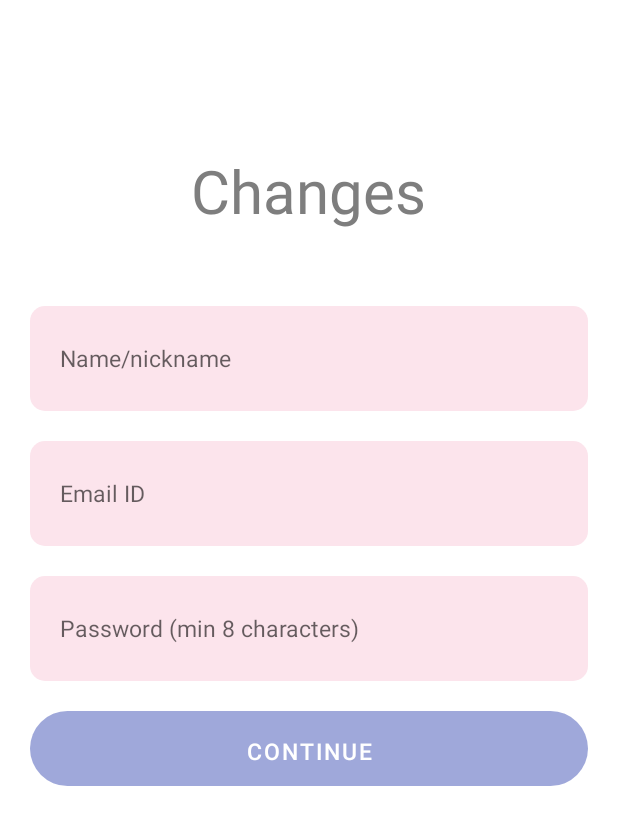
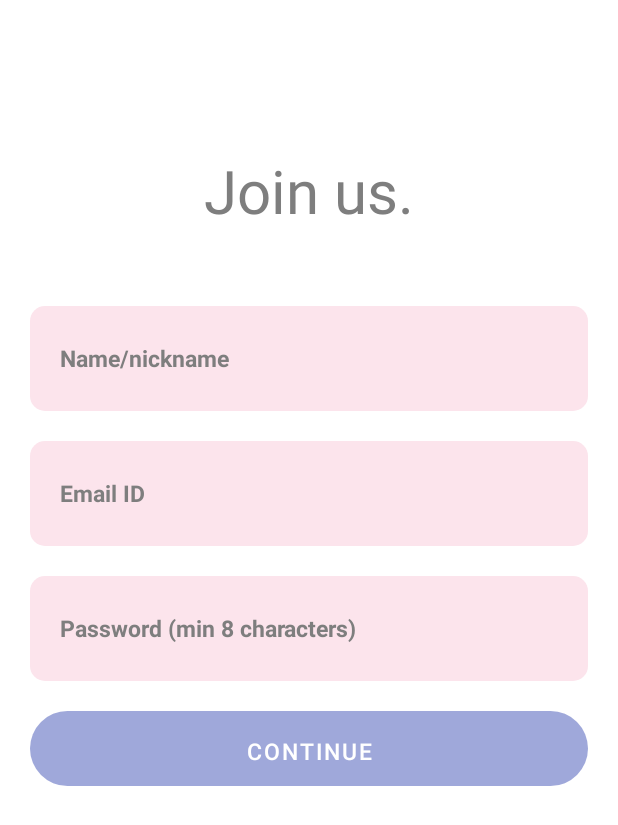
Before and after one commit to Prince-Christopher/Ethereal-1, an Android app: the screen it shows after launch (JoinActivity), on a phone screen of 412 x 824 dp. Shown: the top 825 px of the screen. Run offline under Robolectric (Android 15) with nearby library versions, the phone set to English and light mode, and no system bars.

Commit message:
Commit 1

```diff
--- a/app/src/main/res/layout/activity_join.xml
+++ b/app/src/main/res/layout/activity_join.xml
@@ -16,7 +16,7 @@
             android:layout_height="wrap_content"
             android:layout_gravity="center"
             android:layout_marginTop="100dp"
-            android:text="Changes"
+            android:text="Join us."
             android:textColor="@color/grey"
             android:textSize="40dp" />
 
@@ -27,6 +27,9 @@
             android:background="@drawable/roundedrectangle"
             android:padding="20dp"
             android:textSize="15dp"
+            android:textColor="@color/grey"
+            android:textColorHint="@color/grey"
+            android:textStyle="bold"
             android:hint="Name/nickname"
             android:layout_gravity="center"
             android:layout_marginStart="20dp"
@@ -40,6 +43,9 @@
             android:padding="20dp"
             android:hint="Email ID"
             android:textSize="15dp"
+            android:textColorHint="@color/grey"
+            android:textColor="@color/grey"
+            android:textStyle="bold"
             android:layout_gravity="center"
             android:layout_marginStart="20dp"
             android:layout_marginEnd="20dp"
@@ -52,6 +58,9 @@
             android:padding="20dp"
             android:hint="Password (min 8 characters)"
             android:textSize="15dp"
+            android:textColor="@color/grey"
+            android:textColorHint="@color/grey"
+            android:textStyle="bold"
             android:layout_gravity="center"
             android:layout_marginStart="20dp"
             android:layout_marginEnd="20dp"
```
